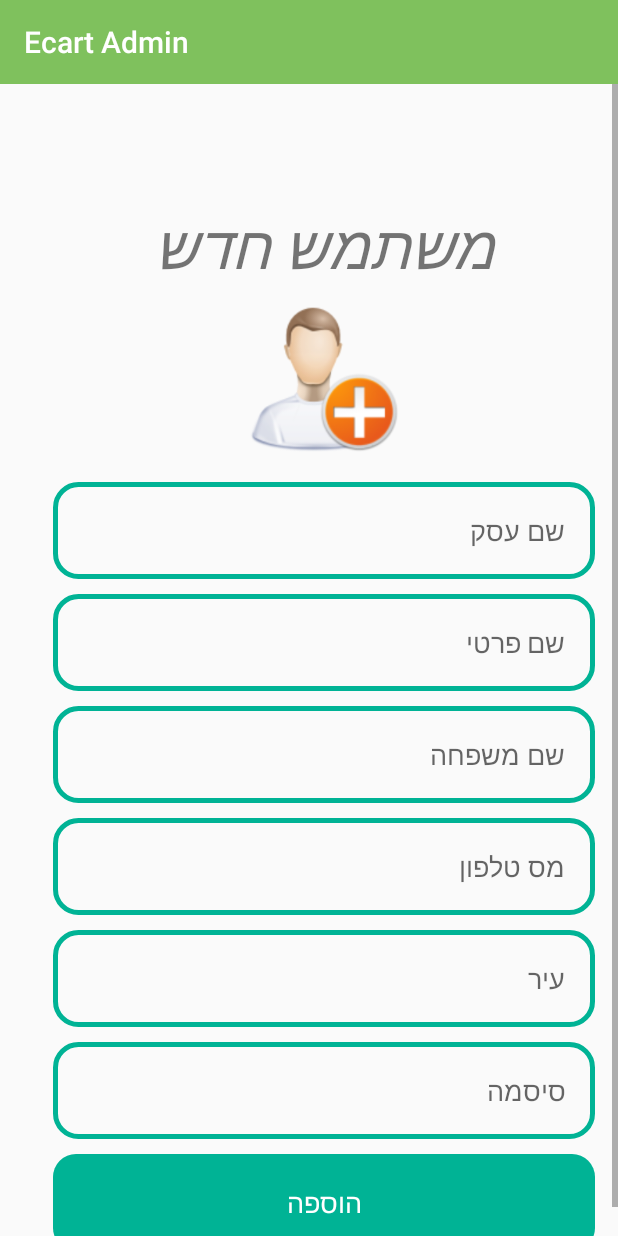
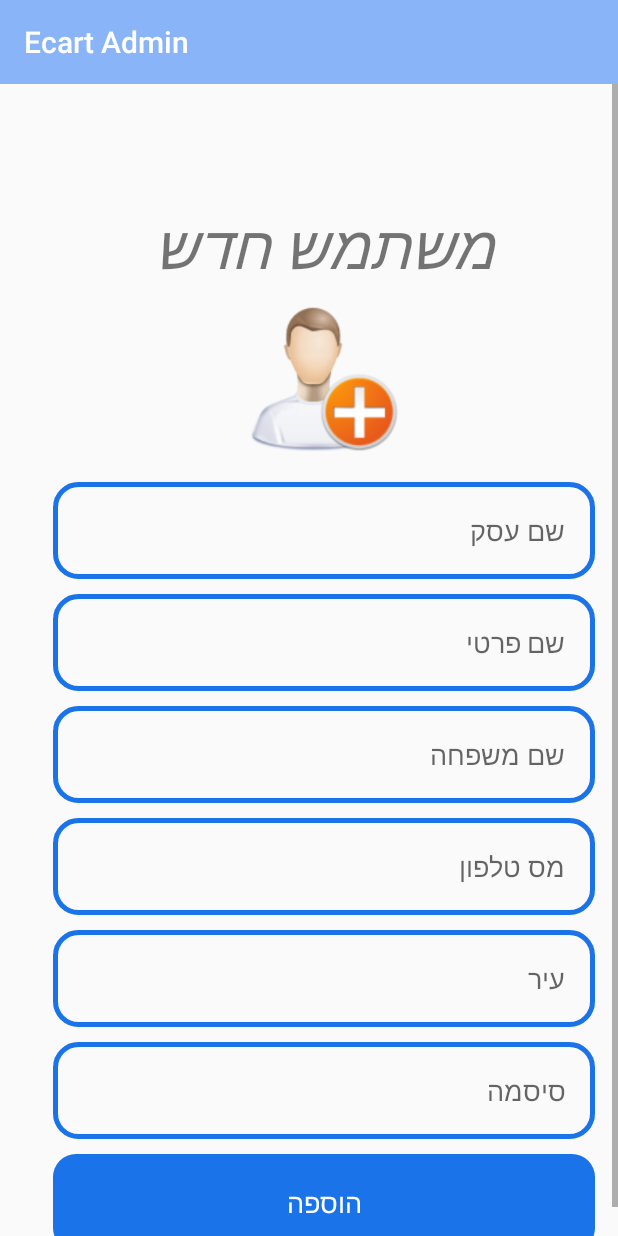
Before and after one commit to hanimanaa/EcartAdmin, an Android app: the HomeActivity screen opened directly, with no data from a screen before it, in the options menu, after a tap on "הוספת לקוח חדש", on a phone screen of 412 x 824 dp. Run offline under Robolectric (Android 15) with nearby library versions, the phone set to English and light mode, and no system bars; our stand-ins replace Firebase (no records; nobody signed in at launch, a user with empty details on screens opened directly), Picasso; libraries missing offline, so code that uses them is left out: io.paperdb; 1 statement that could not run was skipped.

Commit message:
change color

```diff
--- a/app/src/main/res/values/colors.xml
+++ b/app/src/main/res/values/colors.xml
@@ -1,6 +1,6 @@
 <?xml version="1.0" encoding="utf-8"?>
 <resources>
-    <color name="colorPrimary">#7FC15D</color>
-    <color name="colorPrimaryDark">#00B395</color>
-    <color name="colorAccent">#0392DA</color>
+    <color name="colorPrimary">#8ab4f8</color>
+    <color name="colorPrimaryDark">#1a73e8</color>
+    <color name="colorAccent">#ff8000	</color>
 </resources>
```
